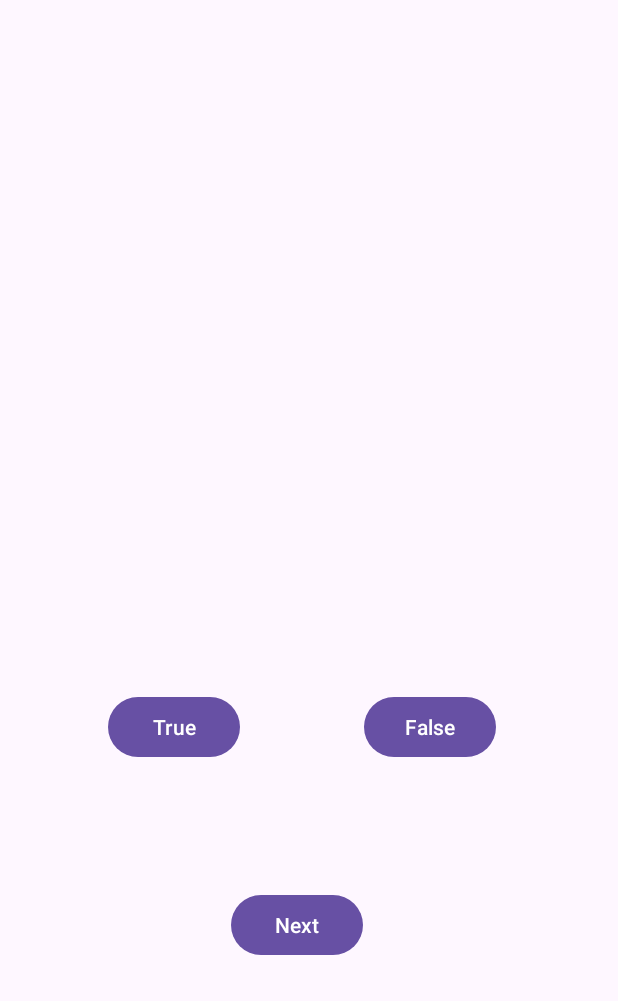
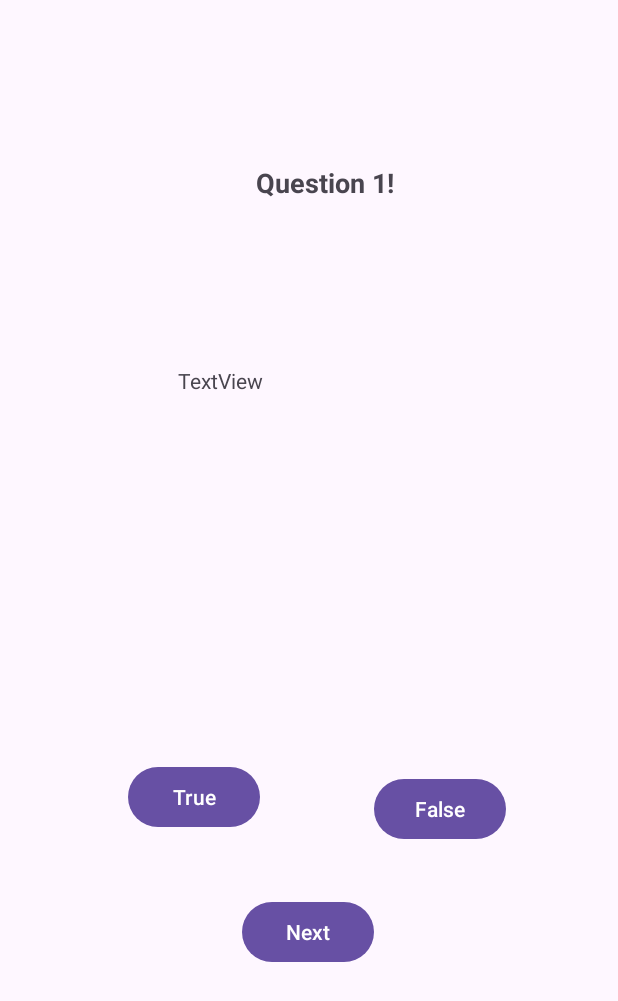
Before and after one commit to StephenChristie12345/TestYourknowledge, an Android app: the Question1 screen opened directly, with no data from a screen before it, on a phone screen of 412 x 824 dp. Shown: the top 1001 px of the screen. Run offline under Robolectric (Android 15) with nearby library versions, the phone set to English and light mode, and no system bars.

Commit message:
Add 2 TextViews for eah question. to to display "question 1,2,3,4,5 and one to display the actual Question"

```diff
--- a/app/src/main/res/layout/activity_question1.xml
+++ b/app/src/main/res/layout/activity_question1.xml
@@ -14,10 +14,10 @@
         android:text="True"
         app:layout_constraintBottom_toBottomOf="parent"
         app:layout_constraintEnd_toEndOf="parent"
-        app:layout_constraintHorizontal_bias="0.222"
+        app:layout_constraintHorizontal_bias="0.263"
         app:layout_constraintStart_toStartOf="parent"
         app:layout_constraintTop_toTopOf="parent"
-        app:layout_constraintVertical_bias="0.594" />
+        app:layout_constraintVertical_bias="0.654" />
 
     <Button
         android:id="@+id/False"
@@ -26,10 +26,10 @@
         android:text="False"
         app:layout_constraintBottom_toBottomOf="parent"
         app:layout_constraintEnd_toEndOf="parent"
-        app:layout_constraintHorizontal_bias="0.749"
+        app:layout_constraintHorizontal_bias="0.77"
         app:layout_constraintStart_toStartOf="parent"
         app:layout_constraintTop_toTopOf="parent"
-        app:layout_constraintVertical_bias="0.594" />
+        app:layout_constraintVertical_bias="0.664" />
 
     <Button
         android:id="@+id/Next"
@@ -38,8 +38,35 @@
         android:text="Next"
         app:layout_constraintBottom_toBottomOf="parent"
         app:layout_constraintEnd_toEndOf="parent"
-        app:layout_constraintHorizontal_bias="0.476"
+        app:layout_constraintHorizontal_bias="0.498"
         app:layout_constraintStart_toStartOf="parent"
         app:layout_constraintTop_toTopOf="parent"
-        app:layout_constraintVertical_bias="0.764" />
+        app:layout_constraintVertical_bias="0.77" />
+
+    <TextView
+        android:id="@+id/textView"
+        android:layout_width="197dp"
+        android:layout_height="66dp"
+        android:text="Question 1!"
+        android:textAlignment="center"
+        android:textSize="18dp"
+        android:textStyle="bold"
+        app:layout_constraintBottom_toBottomOf="parent"
+        app:layout_constraintEnd_toEndOf="parent"
+        app:layout_constraintHorizontal_bias="0.551"
+        app:layout_constraintStart_toStartOf="parent"
+        app:layout_constraintTop_toTopOf="parent"
+        app:layout_constraintVertical_bias="0.144" />
+
+    <TextView
+        android:id="@+id/textView2"
+        android:layout_width="175dp"
+        android:layout_height="36dp"
+        android:text="TextView"
+        app:layout_constraintBottom_toBottomOf="parent"
+        app:layout_constraintEnd_toEndOf="parent"
+        app:layout_constraintStart_toStartOf="parent"
+        app:layout_constraintTop_toTopOf="parent"
+        app:layout_constraintVertical_bias="0.31" />
+
 </androidx.constraintlayout.widget.ConstraintLayout>
```
Also changed, not shown: app/src/main/res/layout/activity_question2.xml (+26 -0 lines), app/src/main/res/layout/activity_question3.xml (+26 -0 lines), app/src/main/res/layout/activity_question4.xml (+29 -2 lines), app/src/main/res/layout/activity_question5.xml (+32 -5 lines).
